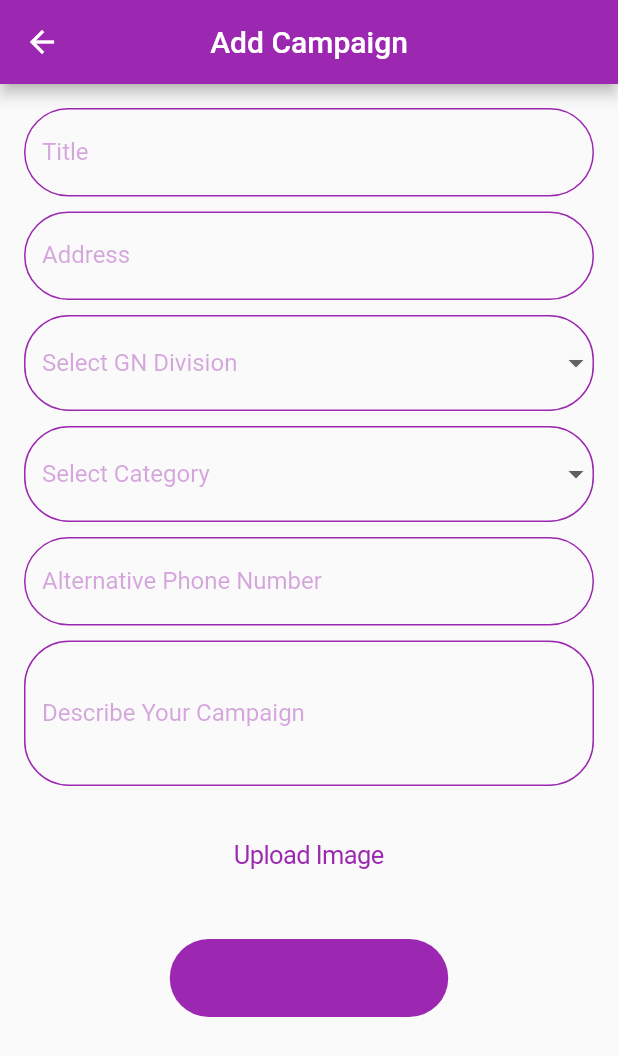
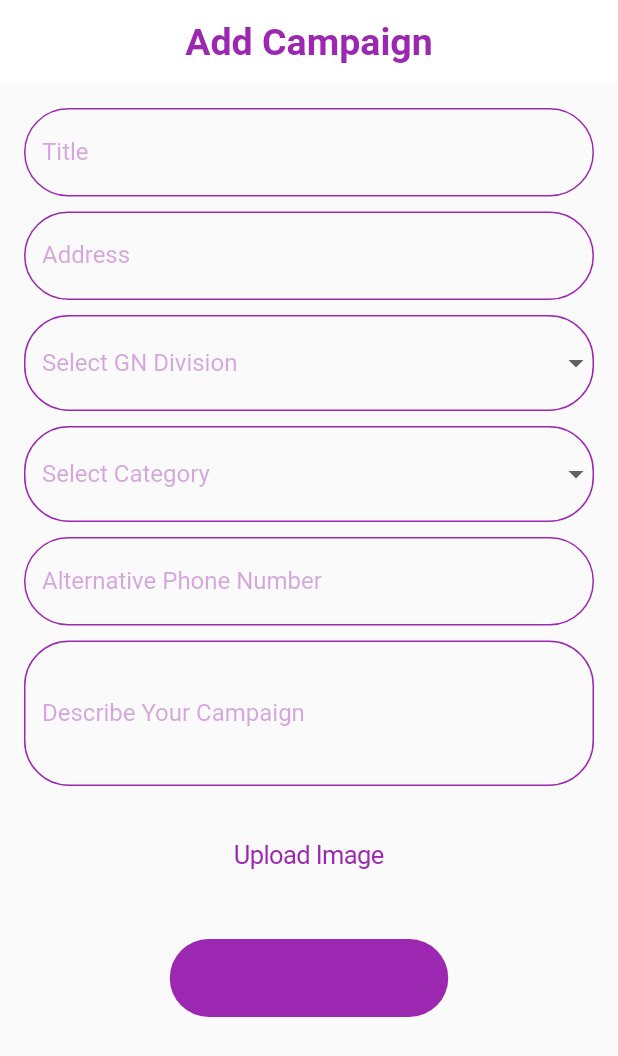
Before and after one commit to sasindu2/HelpMate, a Flutter app: the AddCampaignPage screen opened by its route, on a phone screen of 412 x 824 dp. Shown: the top 1056 px of the screen. Run offline on Flutter 3.47's test engine with Material 2 defaults, Android fonts, the phone set to English and light mode, and no system bars; our stand-ins replace image_picker, loading_animation_widget, toggle_switch; Roboto replaces fonts that are missing (SF-Pro).

Commit message:
bug fixed

```diff
--- a/lib/pages/add_campaign.dart
+++ b/lib/pages/add_campaign.dart
@@ -39,8 +39,17 @@ class _AddCampaignPageState extends State<AddCampaignPage> {
   Widget build(BuildContext context) {
     return Scaffold(
       appBar: AppBar(
-        title: const Text('Add Campaign'),
+        title: const Text(
+          'Add Campaign',
+          style: TextStyle(
+              fontFamily: "SF-Pro",
+              fontSize: 25.0,
+              color: Colors.purple,
+              fontWeight: FontWeight.bold),
+        ),
         centerTitle: true,
+        backgroundColor: Colors.white,
+        elevation: 0,
       ),
       body: SingleChildScrollView(
         padding: const EdgeInsets.all(16.0),
```
Also changed, not shown: lib/pages/news_feed.dart (+4 -3 lines).
